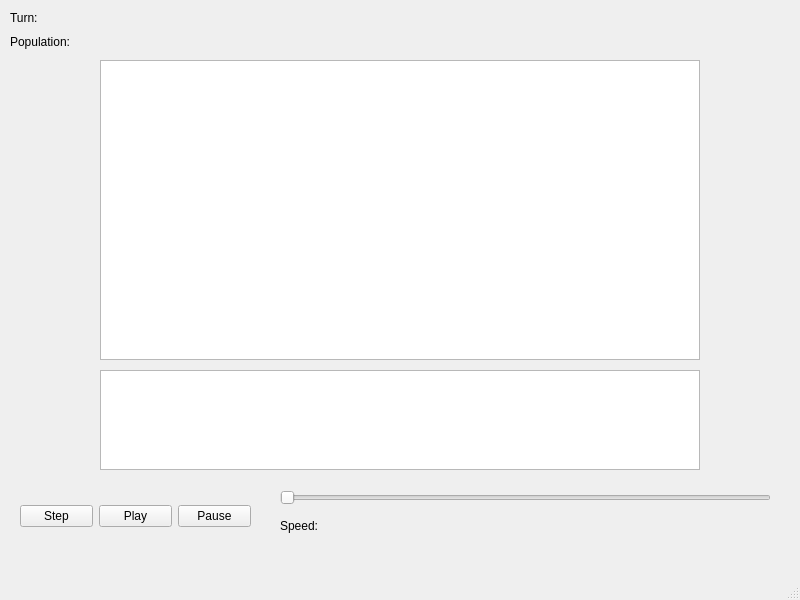
First picture: the form in mainwindow.ui, repository jackjj1125/HW4-Life-Game, before the edit.
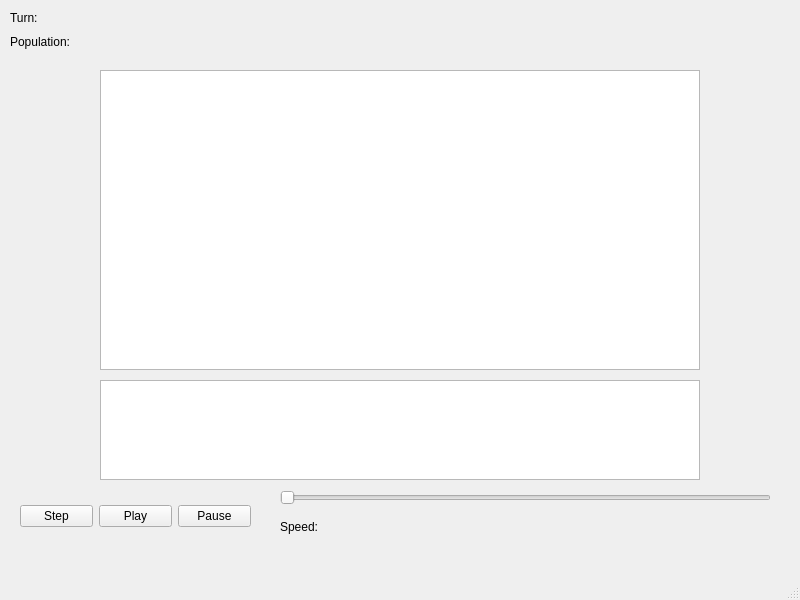
Second picture: the form after the edit.

The edit to the form file:
```diff
--- a/mainwindow.ui
+++ b/mainwindow.ui
@@ -53,7 +53,7 @@
       <x>280</x>
       <y>490</y>
       <width>491</width>
-      <height>51</height>
+      <height>52</height>
      </rect>
     </property>
     <layout class="QVBoxLayout" name="verticalLayout">
@@ -79,7 +79,7 @@
       <x>10</x>
       <y>9</y>
       <width>181</width>
-      <height>41</height>
+      <height>42</height>
      </rect>
     </property>
     <layout class="QVBoxLayout" name="verticalLayout_2">
@@ -103,7 +103,7 @@
     <property name="geometry">
      <rect>
       <x>100</x>
-      <y>60</y>
+      <y>70</y>
       <width>600</width>
       <height>300</height>
      </rect>
@@ -113,7 +113,7 @@
     <property name="geometry">
      <rect>
       <x>100</x>
-      <y>370</y>
+      <y>380</y>
       <width>600</width>
       <height>100</height>
      </rect>
```
